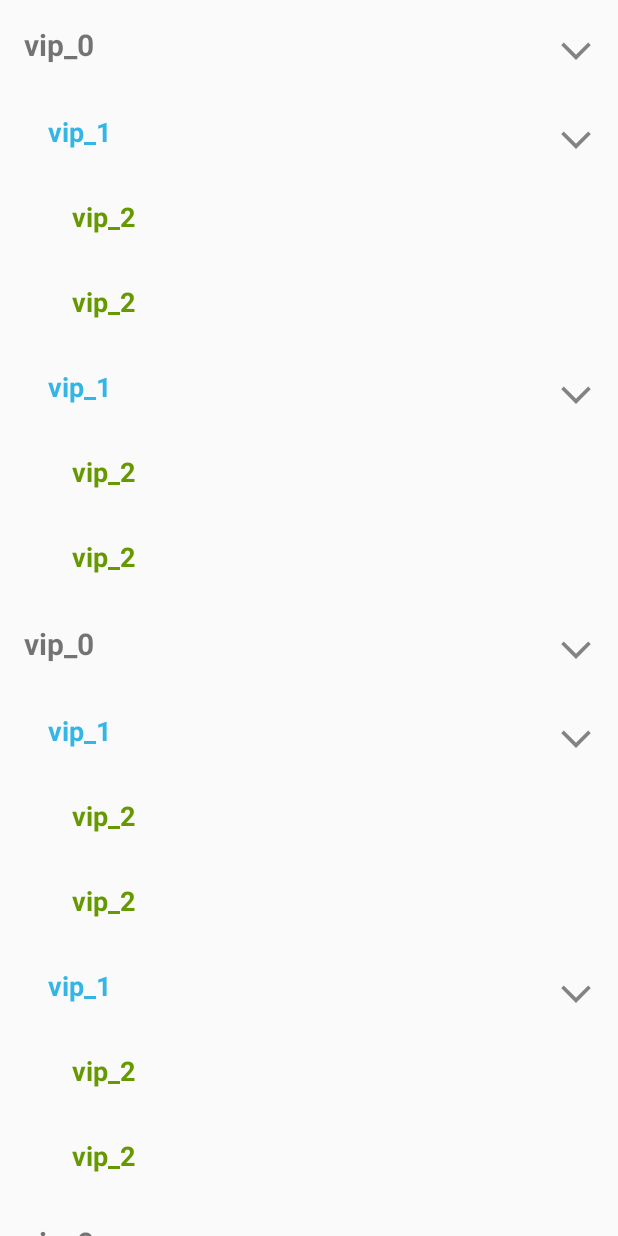
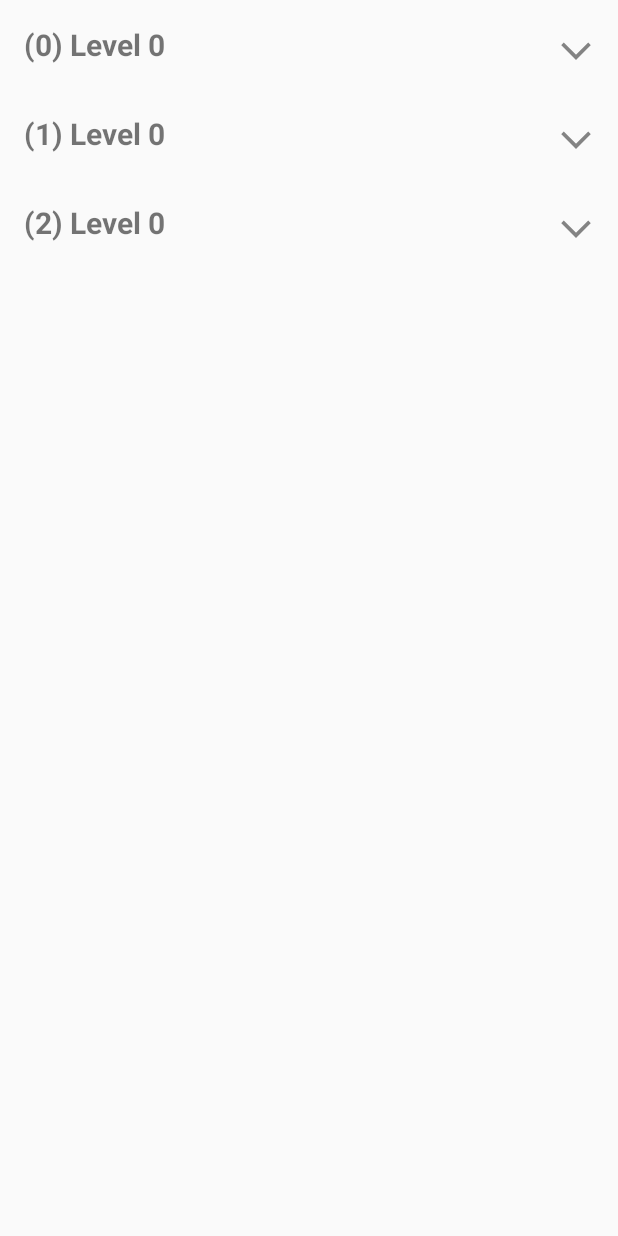
Before and after one commit to ddrum5/treeview, an Android app: the screen it shows after launch (MainActivity), on a phone screen of 412 x 824 dp. Run offline under Robolectric (Android 15) with nearby library versions, the phone set to English and light mode, and no system bars.

Commit message:
tree view

```diff
--- a/app/src/main/java/com/dinhpx/treeview/MainActivity.kt
+++ b/app/src/main/java/com/dinhpx/treeview/MainActivity.kt
@@ -31,23 +31,22 @@ class MainActivity : AppCompatActivity() {
         binding.rvTreeView.adapter = adapter
         binding.rvTreeView.layoutManager =
             WrapContentLinearLayoutManager(this, LinearLayoutManager.VERTICAL, false)
-        Handler(Looper.getMainLooper()).postDelayed({
-            adapter.setTreeData(getTreeData())
-        },2000)
+        adapter.setTreeData(getTreeData())
+
 
     }
 
     private fun getTreeData(): List<LevelEntity> {
         val listData = mutableListOf<LevelEntity>()
         for (i in 0..2) {
-            val level0 = LevelEntity(id = UUID.randomUUID().toString(), title = "vip_0", level = 0)
+            val level0 = LevelEntity(id = UUID.randomUUID().toString(), title = "Level 0", level = 0)
             for (j in 0..1) {
                 val level1 =
-                    LevelEntity(id = UUID.randomUUID().toString(), title = "vip_1", level = 1)
+                    LevelEntity(id = UUID.randomUUID().toString(), title = "Level 1", level = 1)
                 level0.children.add(level1)
                 for (k in 0..1) {
                     val level2 =
-                        LevelEntity(id = UUID.randomUUID().toString(), title = "vip_2", level = 2)
+                        LevelEntity(id = UUID.randomUUID().toString(), title = "Level 2", level = 2)
                     level1.children.add(level2)
                 }
             }
--- a/app/src/main/java/com/dinhpx/treeview/TreeAdapter.kt
+++ b/app/src/main/java/com/dinhpx/treeview/TreeAdapter.kt
@@ -1,5 +1,6 @@
 package com.dinhpx.treeview
 
+import android.util.Log
 import android.view.LayoutInflater
 import android.view.ViewGroup
 import com.dinhpx.treeview.base.BAdapter
@@ -23,21 +24,7 @@ class TreeAdapter : BAdapter() {
     fun setTreeData(listTreeData: List<LevelEntity>) {
         mListTreeData.clear()
         mListTreeData.addAll(listTreeData)
-//        reset(mListTreeData)
-        reset(setUpTreeView(mListTreeData))
-    }
-
-    private fun setUpTreeView(
-        listTreeData: List<LevelEntity>,
-        listAny: MutableList<Any> = mutableListOf()
-    ): List<Any> {
-        if (listTreeData.isNotEmpty()) {
-            listTreeData.forEach {
-                listAny.add(it)
-                setUpTreeView(it.children, listAny)
-            }
-        }
-        return listAny
+        reset(mListTreeData)
     }
 
 
@@ -47,28 +34,38 @@ class TreeAdapter : BAdapter() {
             mListData.addAll(position + 1, data.children)
             notifyItemRangeInserted(position + 1, data.children.size)
             data.isExpanded = true
+
         }
+
+        Log.d("Expand $position mListData Size", mListData.size.toString())
     }
 
     private fun collapseNode(position: Int) {
         val data = (mListData[position] as LevelEntity)
         if (data.children.isNotEmpty()) {
-            mListData.removeRange(position + 1, position + flatMapChildrenSize(data.children))
-            notifyItemRangeRemoved(position + 1, flatMapChildrenSize(data.children))
+            mListData.remove(position + 1, position +  flatMapChildrenSize(data.children))
+            notifyItemRangeRemoved((position + 1), flatMapChildrenSize(data.children))
             data.isExpanded = false
+
         }
+        Log.d("Collapse $position mListData Size", mListData.size.toString())
     }
 
-    private fun flatMapChildrenSize(listTreeData: List<LevelEntity>): Int {
-        /* if (listTreeData.isNotEmpty()) {
-             listTreeData.forEach {
-                 if (it.isExpanded) {
 
-                 }
-             }
-         }*/
-
-        return 0
+    private fun flatMapChildrenSize(
+        listTreeData: List<LevelEntity>,
+        listAny: MutableList<Any> = mutableListOf()
+    ): Int {
+        if (listTreeData.isNotEmpty()) {
+            listTreeData.forEach {
+                listAny.add(it)
+                if (it.isExpanded) {
+                    it.isExpanded = false
+                    flatMapChildrenSize(it.children, listAny)
+                }
+            }
+        }
+        return listAny.size
     }
 
 
@@ -107,9 +104,9 @@ class TreeAdapter : BAdapter() {
             }
         }
 
-        override fun onBind(data: Any, position: Int) {
+        override fun onBind(data: Any) {
             val levelEntity = data as LevelEntity
-            binding.tvTitle.text = levelEntity.title
+            binding.tvTitle.text = "($bindingAdapterPosition) ${levelEntity.title}"
         }
     }
 
@@ -128,18 +125,18 @@ class TreeAdapter : BAdapter() {
             }
         }
 
-        override fun onBind(data: Any, position: Int) {
+        override fun onBind(data: Any) {
             val levelEntity = data as LevelEntity
-            binding.tvTitle.text = levelEntity.title
+            binding.tvTitle.text = "($bindingAdapterPosition) ${levelEntity.title}"
         }
 
     }
 
     inner class Level2VH(private val binding: Level2Binding) : BaseViewHolder(binding) {
 
-        override fun onBind(data: Any, position: Int) {
+        override fun onBind(data: Any) {
             val levelEntity = data as LevelEntity
-            binding.tvTitle.text = levelEntity.title
+            binding.tvTitle.text = "($bindingAdapterPosition) ${levelEntity.title}"
         }
     }
 
--- a/app/src/main/java/com/dinhpx/treeview/base/BaseAdapter.kt
+++ b/app/src/main/java/com/dinhpx/treeview/base/BaseAdapter.kt
@@ -1,5 +1,6 @@
 package com.dinhpx.treeview.base
 
+import android.util.Log
 import androidx.recyclerview.widget.RecyclerView
 
 abstract class BAdapter: RecyclerView.Adapter<BaseViewHolder>() {
@@ -7,7 +8,7 @@ abstract class BAdapter: RecyclerView.Adapter<BaseViewHolder>() {
     protected val mListData = mutableListOf<Any>()
 
     override fun onBindViewHolder(holder: BaseViewHolder, position: Int) {
-        holder.onBind(mListData[position], position)
+        holder.onBind(mListData[position])
     }
 
     override fun getItemCount(): Int = mListData.size
@@ -15,7 +16,10 @@ abstract class BAdapter: RecyclerView.Adapter<BaseViewHolder>() {
     protected fun reset(listData : List<Any>) {
         this.mListData.clear()
         this.mListData.addAll(listData)
+        Log.d("mListData Size", mListData.size.toString())
         notifyDataSetChanged()
     }
 
+
+
 }
--- a/app/src/main/java/com/dinhpx/treeview/base/BaseViewHolder.kt
+++ b/app/src/main/java/com/dinhpx/treeview/base/BaseViewHolder.kt
@@ -5,5 +5,5 @@ import androidx.viewbinding.ViewBinding
 
 abstract class BaseViewHolder(binding: ViewBinding) : RecyclerView.ViewHolder(binding.root) {
 
-    abstract fun onBind(data :Any, position: Int)
+    abstract fun onBind(data :Any)
 }
```
Also changed, not shown: app/src/main/java/com/dinhpx/treeview/Utils.kt (+6 -3 lines).
